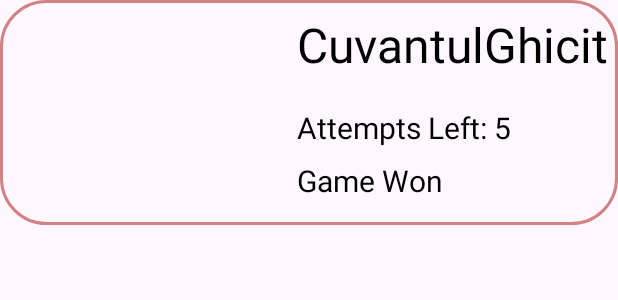
After one commit to catalinispas1/Hangman-Game, an Android app: the layout game_history_layout.xml on its own in the app's theme, with its tools: preview values and no code run, on a phone screen of 412 x 824 dp. The commit adds this screen. Shown: the top 300 px of the screen. Run offline under Robolectric (Android 15) with nearby library versions, the phone set to English and light mode, and no system bars.

Commit message:
update: game history added

```diff
--- a/app/build.gradle.kts
+++ b/app/build.gradle.kts
@@ -39,4 +39,9 @@ dependencies {
     testImplementation("junit:junit:4.13.2")
     androidTestImplementation("androidx.test.ext:junit:1.1.5")
     androidTestImplementation("androidx.test.espresso:espresso-core:3.5.1")
+
+    val room_version = "2.5.2"
+
+    implementation("androidx.room:room-runtime:$room_version")
+    annotationProcessor("androidx.room:room-compiler:$room_version")
 }
--- a/app/src/main/java/org/meicode/spanzuratoarea/WordType.java
+++ b/app/src/main/java/org/meicode/spanzuratoarea/adapters/WordType.java
@@ -1,4 +1,4 @@
-package org.meicode.spanzuratoarea;
+package org.meicode.spanzuratoarea.adapters;
 
 public class WordType {
     private int imageSource;
--- /dev/null
+++ b/app/src/main/res/drawable/border_layout_history.xml
@@ -0,0 +1,5 @@
+<?xml version="1.0" encoding="utf-8"?>
+<shape xmlns:android="http://schemas.android.com/apk/res/android">
+    <stroke android:width="2dp" android:color="#D18282"/>
+    <corners android:radius="30dp"/>
+</shape>
--- /dev/null
+++ b/app/src/main/res/layout/game_history_layout.xml
@@ -0,0 +1,51 @@
+<?xml version="1.0" encoding="utf-8"?>
+<androidx.constraintlayout.widget.ConstraintLayout xmlns:android="http://schemas.android.com/apk/res/android"
+    xmlns:app="http://schemas.android.com/apk/res-auto"
+    xmlns:tools="http://schemas.android.com/tools"
+    android:layout_width="match_parent"
+    android:layout_height="wrap_content"
+    android:background="@drawable/border_layout_history">
+
+    <ImageView
+        android:id="@+id/historyImage"
+        android:layout_width="150dp"
+        android:layout_height="150dp"
+        android:layout_marginStart="16dp"
+        app:layout_constraintBottom_toBottomOf="parent"
+        app:layout_constraintStart_toStartOf="parent"
+        app:layout_constraintTop_toTopOf="parent" />
+
+    <TextView
+        android:id="@+id/guessedWord"
+        android:layout_width="210dp"
+        android:layout_height="wrap_content"
+        android:layout_marginStart="32dp"
+        android:layout_marginTop="8dp"
+        android:text="CuvantulGhicit"
+        android:textColor="@color/black"
+        android:textSize="32sp"
+        app:layout_constraintStart_toEndOf="@+id/historyImage"
+        app:layout_constraintTop_toTopOf="parent" />
+
+    <TextView
+        android:id="@+id/attemptsText"
+        android:layout_width="wrap_content"
+        android:layout_height="wrap_content"
+        android:layout_marginTop="20dp"
+        android:text="Attempts Left: 5"
+        android:textColor="@color/black"
+        android:textSize="20sp"
+        app:layout_constraintStart_toStartOf="@+id/guessedWord"
+        app:layout_constraintTop_toBottomOf="@+id/guessedWord" />
+
+    <TextView
+        android:id="@+id/gameWon"
+        android:layout_width="wrap_content"
+        android:layout_height="wrap_content"
+        android:layout_marginTop="8dp"
+        android:text="Game Won"
+        android:textColor="@color/black"
+        android:textSize="20sp"
+        app:layout_constraintStart_toStartOf="@+id/attemptsText"
+        app:layout_constraintTop_toBottomOf="@+id/attemptsText" />
+</androidx.constraintlayout.widget.ConstraintLayout>
```
Also changed, not shown: app/src/main/java/org/meicode/spanzuratoarea/GameHistoryFragment.java (added, +138 -0 lines), app/src/main/java/org/meicode/spanzuratoarea/GameRunning.java (+6 -2 lines), app/src/main/java/org/meicode/spanzuratoarea/InputFragment.java (+9 -5 lines), app/src/main/java/org/meicode/spanzuratoarea/MainActivity.java (+26 -6 lines), app/src/main/java/org/meicode/spanzuratoarea/PrepareGame.java (+32 -0 lines), app/src/main/java/org/meicode/spanzuratoarea/adapters/GameHistoryAdapter.java (added, +78 -0 lines), app/src/main/java/org/meicode/spanzuratoarea/adapters/GameModeAdapter.java (renamed from app/src/main/java/org/meicode/spanzuratoarea/MyAdapter.java, +8 -3 lines), app/src/main/java/org/meicode/spanzuratoarea/db/GameHistoryAppDatabase.java (added, +11 -0 lines), app/src/main/java/org/meicode/spanzuratoarea/db/GameHistoryDAO.java (added, +24 -0 lines), app/src/main/java/org/meicode/spanzuratoarea/db/entity/GameHistory.java (added, +84 -0 lines), app/src/main/res/layout/activity_main.xml (+26 -0 lines), app/src/main/res/layout/fragment_game_history.xml (added, +14 -0 lines).
